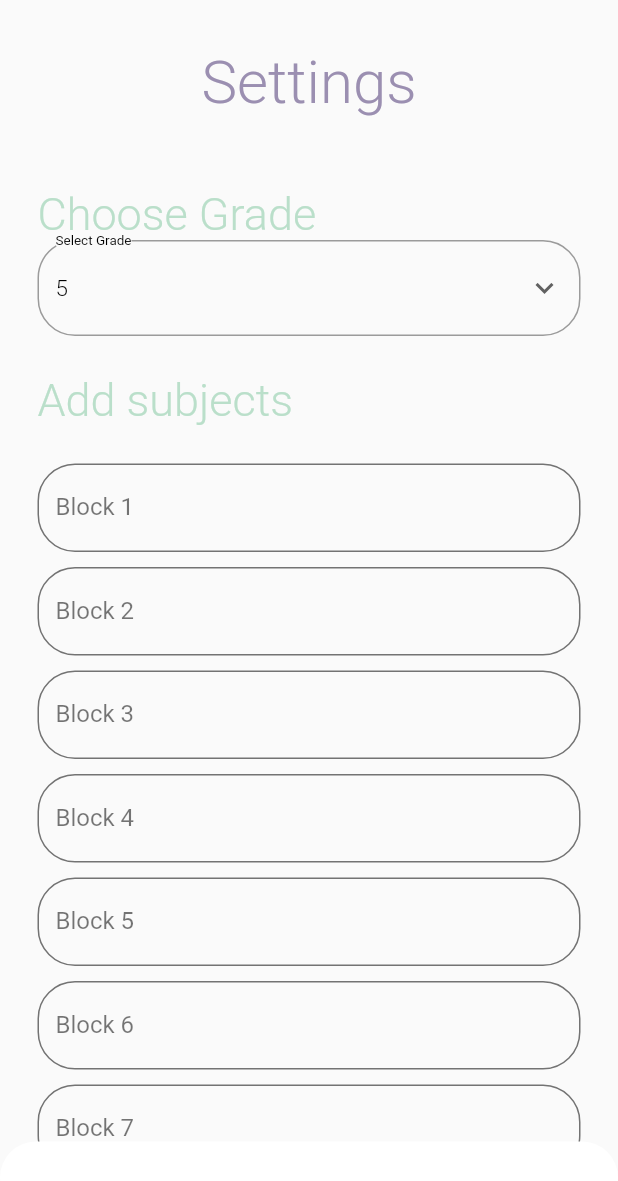
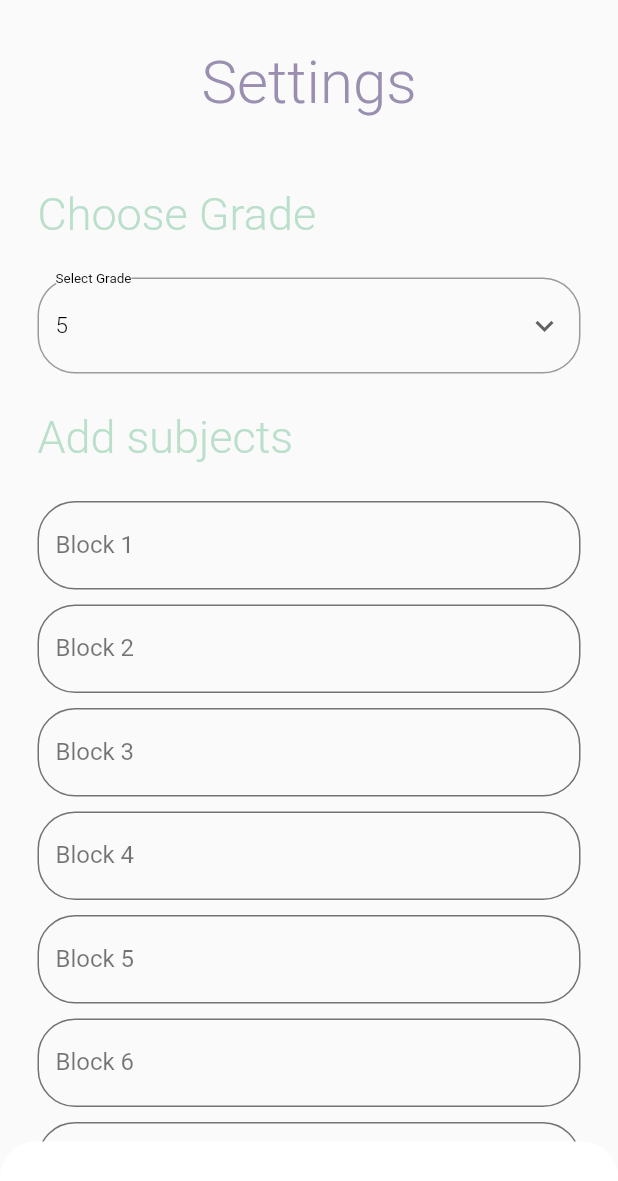
Before and after one commit to neilgoyal/DayTrak, a Flutter app: the screen it shows after launch, item 3 of the bottom bar chosen, on a phone screen of 412 x 824 dp. Shown: the top 1181 px of the screen. Run offline on Flutter 3.47's test engine with Material 2 defaults, Android fonts, the light colour scheme and no system bars; our stand-ins replace flutter_slidable, jiffy, shared_preferences, sliding_up_panel, sqflite; missing offline and left inert: encrypt, flutter_rounded_date_picker, popup_menu; accounts and stored records are empty; network calls fail; Roboto replaces fonts that are missing (Protipo Compact).

Commit message:
Error: encryption, settings sorted

```diff
--- a/lib/pages/settings.dart
+++ b/lib/pages/settings.dart
@@ -1714,6 +1714,9 @@ class _SettingsState extends State<SettingsPage> {
                                       )),
                                 ],
                               ),
+                              SizedBox(
+                                height: 25,
+                              ),
                               Container(
                                   child: Center(
                                       child: Column(children: <Widget>[
--- a/lib/pages/timetable.dart
+++ b/lib/pages/timetable.dart
@@ -66,7 +66,7 @@ class _TimetableState extends State<TimetablePage> {
                                   ]),
                                   Container(
                                       child: FutureBuilder<DayDecrypted>(
-                                        future: futureDay,
+                                        // future: futureDay,
                                         builder: (context, snapshot) {
                                           if (snapshot.hasData) {
                                             var result = ((snapshot.data.day1)
```
